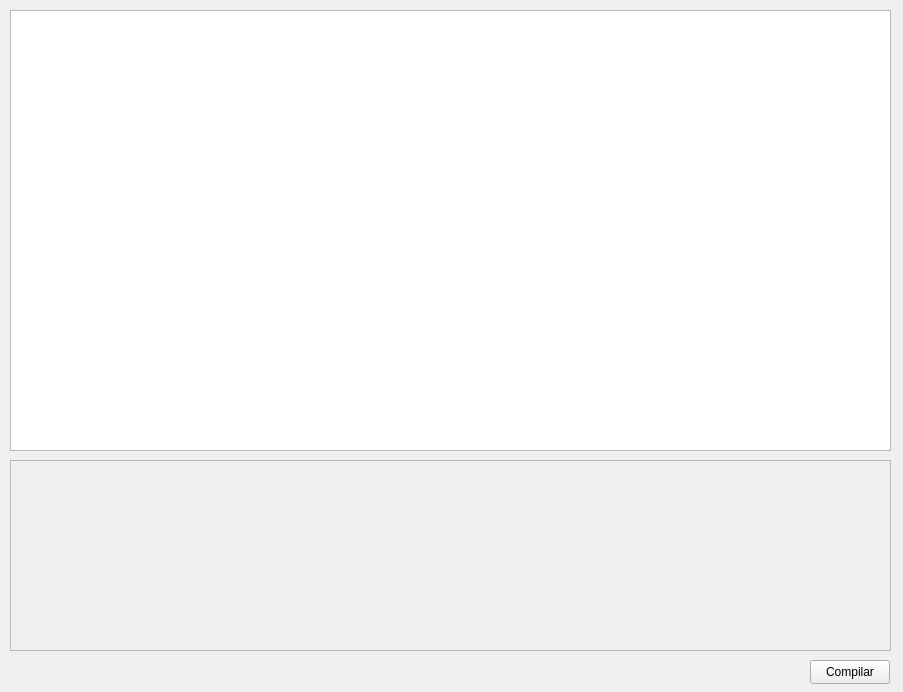
This is IDE_Compilador/janela.ui in liviazimermann/compilador as Qt 5 draws it before an edit. The edited form follows.
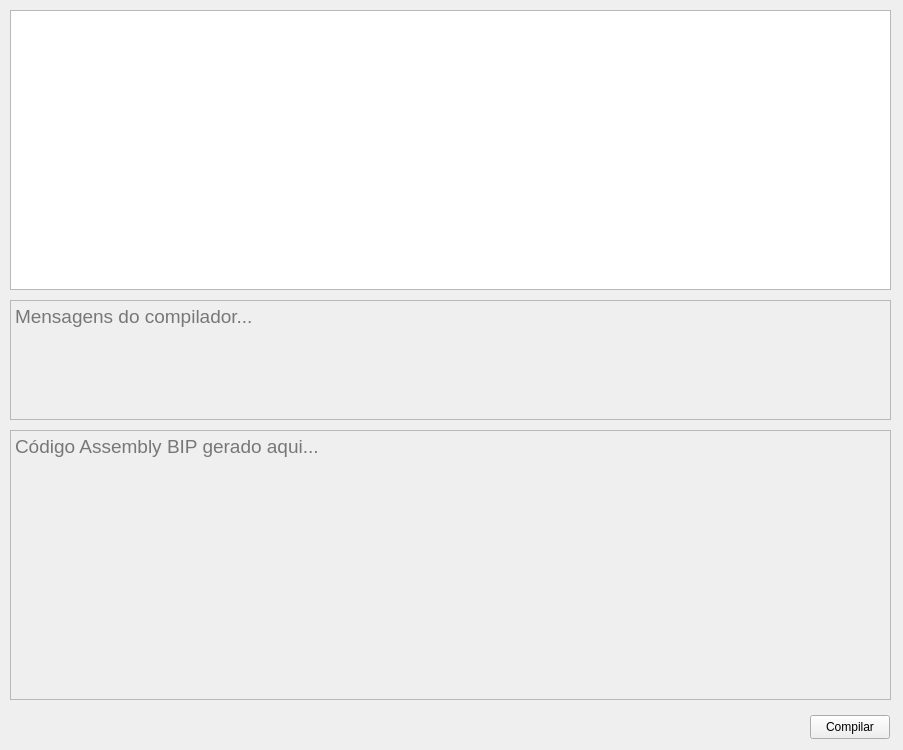
This is the edited form.

Commit message:
feat: adiciona area de ASM na IDE (janela.ui e janela.cpp)
- outputASM: novo QTextEdit para exibir o Assembly gerado
- janela.cpp: limpa saidas anteriores e exibe Sem.getCodigoASM()
- janela.ui: redimensiona janela para 750px e reorganiza widgets

```diff
--- a/IDE_Compilador/janela.ui
+++ b/IDE_Compilador/janela.ui
@@ -7,7 +7,7 @@
     <x>0</x>
     <y>0</y>
     <width>903</width>
-    <height>692</height>
+    <height>750</height>
    </rect>
   </property>
   <property name="windowTitle">
@@ -20,7 +20,7 @@
       <x>10</x>
       <y>10</y>
       <width>881</width>
-      <height>441</height>
+      <height>280</height>
      </rect>
     </property>
     <property name="font">
@@ -30,31 +30,50 @@
     </property>
    </widget>
    <widget class="QTextEdit" name="outputErro">
-    <property name="enabled">
-     <bool>false</bool>
+    <property name="enabled"><bool>false</bool></property>
+    <property name="geometry">
+     <rect>
+      <x>10</x>
+      <y>300</y>
+      <width>881</width>
+      <height>120</height>
+     </rect>
     </property>
+    <property name="font">
+     <font><pointsize>14</pointsize></font>
+    </property>
+    <property name="readOnly"><bool>true</bool></property>
+    <property name="placeholderText">
+     <string>Mensagens do compilador...</string>
+    </property>
+   </widget>
+
+   <!-- Área do código Assembly gerado (NOVO - T4) -->
+   <widget class="QTextEdit" name="outputASM">
+    <property name="enabled"><bool>false</bool></property>
     <property name="geometry">
      <rect>
       <x>10</x>
-      <y>460</y>
+      <y>430</y>
       <width>881</width>
-      <height>191</height>
+      <height>270</height>
      </rect>
     </property>
     <property name="font">
-     <font>
-      <pointsize>14</pointsize>
-     </font>
+     <font><pointsize>14</pointsize></font>
     </property>
-    <property name="readOnly">
-     <bool>true</bool>
+    <property name="readOnly"><bool>true</bool></property>
+    <property name="placeholderText">
+     <string>Código Assembly BIP gerado aqui...</string>
     </property>
    </widget>
+
+   <!-- Botão Compilar -->
    <widget class="QPushButton" name="Compilar">
     <property name="geometry">
      <rect>
       <x>810</x>
-      <y>660</y>
+      <y>715</y>
       <width>80</width>
       <height>24</height>
      </rect>
```
Left out of the diff: 11 changed lines with no effect on the pictures. The commit also changes 1 other file.
